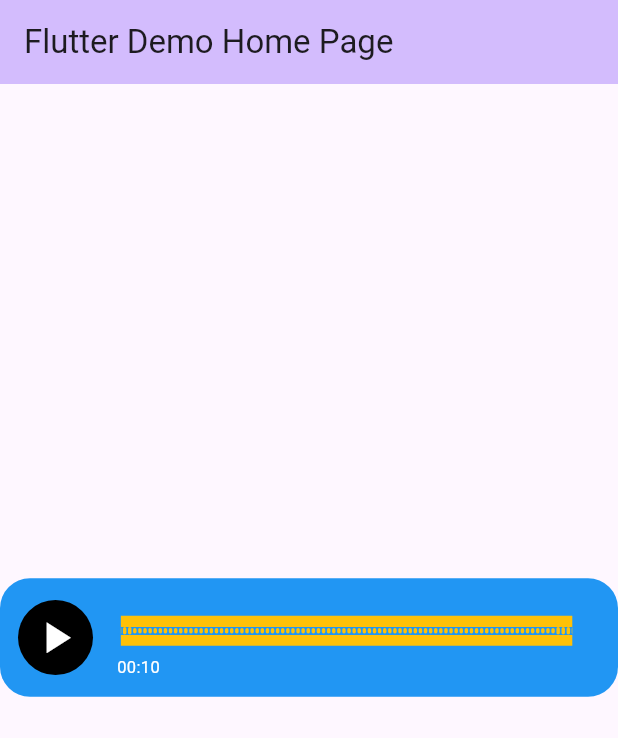
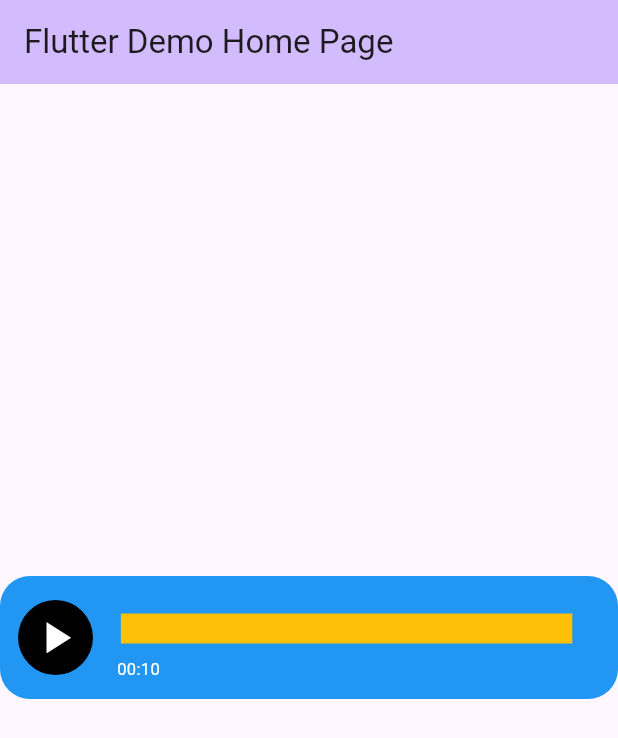
Before and after one commit to lucianokapluk/voice_message_package_2, a Flutter app: the screen it shows after launch, on a phone screen of 412 x 824 dp. Shown: the top 738 px of the screen. Run offline on Flutter 3.47's test engine with Material 3 defaults, Android fonts, the phone set to English and light mode, and no system bars; our stand-ins replace flutter_cache_manager, just_audio.

Commit message:
add singlñe noise color

```diff
--- a/lib/src/voice_message_view.dart
+++ b/lib/src/voice_message_view.dart
@@ -160,7 +160,7 @@ class VoiceMessageView extends StatelessWidget {
                   children: [
                     const SizedBox(height: 8),
                     _noises(newTHeme),
-                    const SizedBox(height: 1),
+                    const SizedBox(height: 4),
                     Text(controller.remindingTime, style: counterTextStyle),
                   ],
                 ),
--- a/lib/src/widgets/single_noise.dart
+++ b/lib/src/widgets/single_noise.dart
@@ -55,9 +55,8 @@ class _SingleNoiseState extends State<SingleNoise> {
       width: .56.w(),
       height: height,
       decoration: BoxDecoration(
-        borderRadius: BorderRadius.circular(1000),
-        color: Colors.red, /* widget.activeSliderColor */
-      ),
+          borderRadius: BorderRadius.circular(1000),
+          color: widget.activeSliderColor),
     );
   }
 }
```
